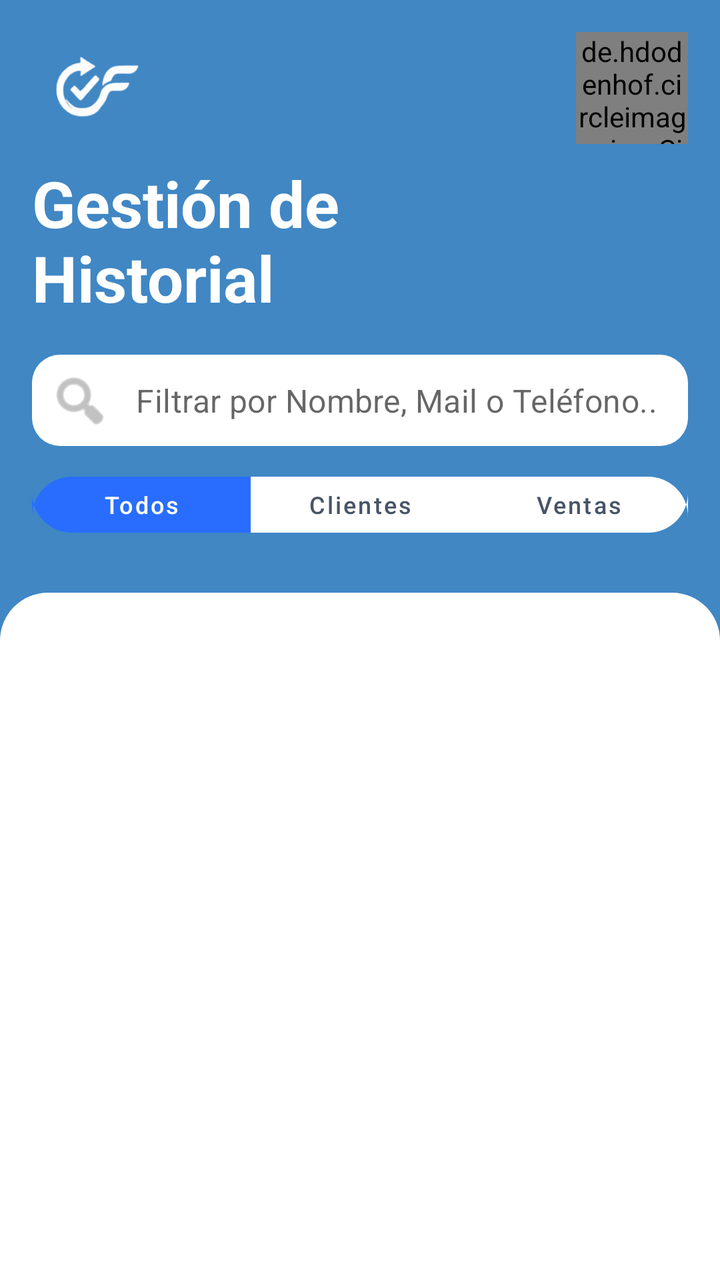
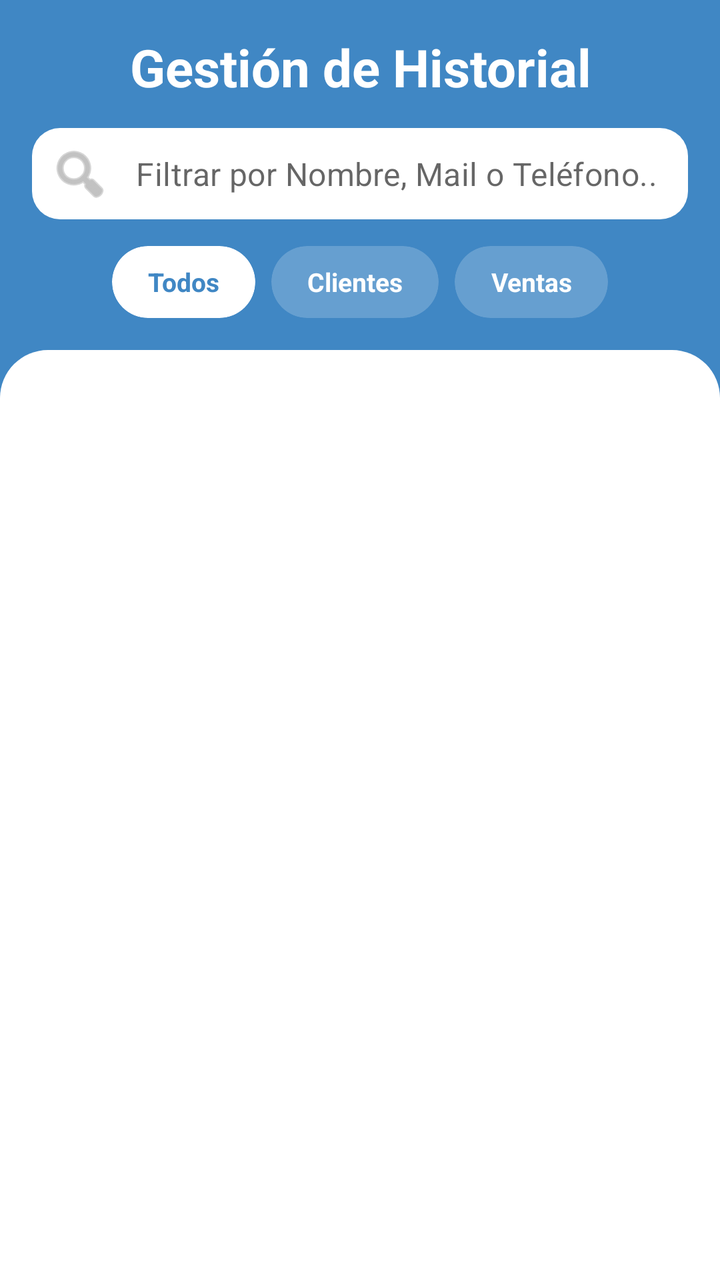

Before-and-after screenshots of an Android layout around one commit, followed by the original layout XML and the change that was made.
<!-- AndroidManifest.xml: application theme Theme.FollowUp -->
<!-- res/layout/fragment_historial.xml -->
<?xml version="1.0" encoding="utf-8"?>
<androidx.constraintlayout.widget.ConstraintLayout xmlns:android="http://schemas.android.com/apk/res/android"
    xmlns:app="http://schemas.android.com/apk/res-auto"
    xmlns:tools="http://schemas.android.com/tools"
    android:layout_width="match_parent"
    android:layout_height="match_parent"
    android:background="@color/primary_blue"
    tools:context=".fragments.HistorialFragment">

    <androidx.constraintlayout.widget.ConstraintLayout
        android:id="@+id/header_container"
        android:layout_width="match_parent"
        android:layout_height="wrap_content"
        app:layout_constraintTop_toTopOf="parent">

        <ImageView
            android:id="@+id/iconCheck"
            android:layout_width="56dp"
            android:layout_height="56dp"
            android:layout_margin="16dp"
            android:src="@mipmap/logo"
            app:layout_constraintStart_toStartOf="parent"
            app:layout_constraintTop_toTopOf="parent"
            app:tint="#FDFDFD" />

        <de.hdodenhof.circleimageview.CircleImageView
            android:id="@+id/iv_profile_picture"
            android:layout_width="56dp"
            android:layout_height="56dp"
            android:layout_marginTop="16dp"
            android:layout_marginEnd="16dp"
            android:src="@android:color/darker_gray"
            app:civ_border_color="@color/white"
            app:civ_border_width="2dp"
            app:layout_constraintEnd_toEndOf="parent"
            app:layout_constraintTop_toTopOf="parent" />

        <TextView
            android:id="@+id/title"
            android:layout_width="wrap_content"
            android:layout_height="wrap_content"
            android:layout_marginStart="16dp"
            android:layout_marginTop="8dp"
            android:text="@string/gestion_historial_titulo"
            android:textColor="@color/white"
            android:textSize="32sp"
            android:textStyle="bold"
            app:layout_constraintStart_toStartOf="parent"
            app:layout_constraintTop_toBottomOf="@id/iconCheck" />

        <com.google.android.material.textfield.TextInputLayout
            android:id="@+id/til_search"
            style="@style/Widget.MaterialComponents.TextInputLayout.FilledBox.Dense"
            android:layout_width="0dp"
            android:layout_height="wrap_content"
            android:layout_margin="16dp"
            app:boxBackgroundColor="@color/white"
            app:boxCornerRadiusBottomEnd="14dp"
            app:boxCornerRadiusBottomStart="14dp"
            app:boxCornerRadiusTopEnd="14dp"
            app:boxCornerRadiusTopStart="14dp"
            app:boxStrokeWidth="0dp"
            app:boxStrokeWidthFocused="0dp"
            app:hintEnabled="false"
            app:layout_constraintEnd_toEndOf="parent"
            app:layout_constraintStart_toStartOf="parent"
            app:layout_constraintTop_toBottomOf="@id/title"
            app:startIconDrawable="@android:drawable/ic_menu_search"
            app:startIconTint="@color/hint_color">

            <com.google.android.material.textfield.TextInputEditText
                android:id="@+id/search"
                android:layout_width="match_parent"
                android:layout_height="wrap_content"
                android:hint="@string/buscar_historial"
                android:inputType="text"
                android:paddingVertical="12dp"
                android:textColor="@color/text_primary" />
        </com.google.android.material.textfield.TextInputLayout>

        <com.google.android.material.button.MaterialButtonToggleGroup
            android:id="@+id/filter_group"
            android:layout_width="0dp"
            android:layout_height="wrap_content"
            android:layout_marginStart="16dp"
            android:layout_marginTop="8dp"
            android:layout_marginEnd="16dp"
            android:layout_marginBottom="24dp"
            app:layout_constraintBottom_toBottomOf="parent"
            app:layout_constraintEnd_toEndOf="parent"
            app:layout_constraintStart_toStartOf="parent"
            app:layout_constraintTop_toBottomOf="@id/til_search"
            app:selectionRequired="true"
            app:singleSelection="true">

            <com.google.android.material.button.MaterialButton
                android:id="@+id/btn_filter_todos"
                style="@style/Widget.MaterialComponents.Button.OutlinedButton"
                android:layout_width="0dp"
                android:layout_height="40dp"
                android:layout_weight="1"
                android:text="Todos"
                android:textAllCaps="false"
                android:textColor="@color/white"
                android:textSize="12sp"
                app:backgroundTint="#286DFF"
                app:cornerRadius="20dp"
                app:strokeWidth="0dp" />

            <com.google.android.material.button.MaterialButton
                android:id="@+id/btn_filter_clientes"
                style="@style/Widget.MaterialComponents.Button.OutlinedButton"
                android:layout_width="0dp"
                android:layout_height="40dp"
                android:layout_weight="1"
                android:text="Clientes"
                android:textAllCaps="false"
                android:textColor="#475467"
                android:textSize="12sp"
                app:backgroundTint="#FFF"
                app:cornerRadius="20dp"
                app:strokeWidth="0dp" />

            <com.google.android.material.button.MaterialButton
                android:id="@+id/btn_filter_ventas"
                style="@style/Widget.MaterialComponents.Button.OutlinedButton"
                android:layout_width="0dp"
                android:layout_height="40dp"
                android:layout_weight="1"
                android:text="Ventas"
                android:textAllCaps="false"
                android:textColor="#475467"
                android:textSize="12sp"
                app:backgroundTint="#FFF"
                app:cornerRadius="20dp"
                app:strokeWidth="0dp" />
        </com.google.android.material.button.MaterialButtonToggleGroup>

    </androidx.constraintlayout.widget.ConstraintLayout>

    <androidx.constraintlayout.widget.ConstraintLayout
        android:id="@+id/content_container"
        android:layout_width="match_parent"
        android:layout_height="0dp"
        android:background="@drawable/background_content_top_rounded"
        app:layout_constraintBottom_toBottomOf="parent"
        app:layout_constraintTop_toBottomOf="@id/header_container">

        <androidx.recyclerview.widget.RecyclerView
            android:id="@+id/historial"
            android:layout_width="match_parent"
            android:layout_height="match_parent"
            android:clipToPadding="false"
            android:paddingTop="12dp"
            android:paddingBottom="16dp"
            tools:listitem="@layout/item_historial" />

    </androidx.constraintlayout.widget.ConstraintLayout>

</androidx.constraintlayout.widget.ConstraintLayout>
<!-- res/layout/item_historial.xml (included above) -->
<?xml version="1.0" encoding="utf-8"?>
<com.google.android.material.card.MaterialCardView xmlns:android="http://schemas.android.com/apk/res/android"
    xmlns:app="http://schemas.android.com/apk/res-auto"
    android:layout_width="match_parent"
    android:layout_height="wrap_content"
    android:layout_marginHorizontal="16dp"
    android:layout_marginVertical="8dp"
    app:cardCornerRadius="16dp"
    app:cardElevation="2dp"
    app:strokeColor="#E0E0E0"
    app:strokeWidth="1dp">

    <androidx.constraintlayout.widget.ConstraintLayout
        android:layout_width="match_parent"
        android:layout_height="wrap_content"
        android:padding="16dp">

        <ImageView
            android:id="@+id/iv_tipo_icono"
            android:layout_width="44dp"
            android:layout_height="44dp"
            android:background="@drawable/bg_circle_light"
            android:padding="10dp"
            android:src="@android:drawable/ic_menu_myplaces"
            app:layout_constraintBottom_toBottomOf="parent"
            app:layout_constraintStart_toStartOf="parent"
            app:layout_constraintTop_toTopOf="parent"
            app:tint="#4A90E2" />

        <LinearLayout
            android:id="@+id/container_textos"
            android:layout_width="0dp"
            android:layout_height="wrap_content"
            android:layout_marginStart="16dp"
            android:layout_marginEnd="8dp"
            android:orientation="vertical"
            app:layout_constraintBottom_toBottomOf="parent"
            app:layout_constraintEnd_toStartOf="@+id/btn_restaurar_item"
            app:layout_constraintStart_toEndOf="@id/iv_tipo_icono"
            app:layout_constraintTop_toTopOf="parent">

            <TextView
                android:id="@+id/tv_nombre_item"
                android:layout_width="wrap_content"
                android:layout_height="wrap_content"
                android:ellipsize="end"
                android:maxLines="1"
                android:text="Nombre del Elemento"
                android:textColor="@color/text_primary"
                android:textSize="17sp"
                android:textStyle="bold" />

            <TextView
                android:id="@+id/tv_detalle_secundario"
                android:layout_width="wrap_content"
                android:layout_height="wrap_content"
                android:ellipsize="end"
                android:maxLines="1"
                android:text="Monto: $0.00 | Tel: 12345"
                android:textColor="#667085"
                android:textSize="14sp" />
        </LinearLayout>

        <com.google.android.material.button.MaterialButton
            android:id="@+id/btn_restaurar_item"
            style="@style/Widget.MaterialComponents.Button.TextButton"
            android:layout_width="wrap_content"
            android:layout_height="wrap_content"
            android:minWidth="0dp"
            android:minHeight="0dp"
            android:padding="8dp"
            android:text="Restaurar"
            android:textAllCaps="false"
            android:textColor="@color/primary_blue"
            app:icon="@android:drawable/ic_menu_revert"
            app:iconPadding="4dp"
            app:iconSize="18dp"
            app:iconTint="#4A90E2"
            app:layout_constraintBottom_toBottomOf="parent"
            app:layout_constraintEnd_toEndOf="parent"
            app:layout_constraintTop_toTopOf="parent" />

    </androidx.constraintlayout.widget.ConstraintLayout>
</com.google.android.material.card.MaterialCardView>
<!-- resources referenced by this layout -->
<resources>
  <color name="hint_color">#999999</color>
  <color name="primary_blue">#4087C4</color>
  <color name="text_primary">#1E2939</color>
  <color name="white">#FFFFFFFF</color>
  <!-- drawable background_content_top_rounded (drawable) -->
  <?xml version="1.0" encoding="utf-8"?>
  <shape xmlns:android="http://schemas.android.com/apk/res/android"
      android:shape="rectangle">
      <solid android:color="@color/white" />
      <corners
          android:topLeftRadius="24dp"
          android:topRightRadius="24dp" />
  </shape>
  <!-- drawable bg_circle_light (drawable) -->
  <?xml version="1.0" encoding="utf-8"?>
  <shape xmlns:android="http://schemas.android.com/apk/res/android"
      android:shape="oval">
  
      <solid android:color="#F2F4F7" />
  
      <size
          android:width="44dp"
          android:height="44dp" />
  
  </shape>
  <!-- mipmap logo: png bitmap (mipmap-hdpi, 4698 bytes) -->
  <string name="buscar_historial">Filtrar por Nombre, Mail o Teléfono...</string>
  <string name="gestion_historial_titulo">Gestión de\nHistorial</string>
  <style name="Theme.FollowUp" parent="Theme.MaterialComponents.DayNight.NoActionBar">
          <item name="colorPrimary">@color/primary_blue</item>
          <item name="colorPrimaryVariant">@color/primary_blue</item>
          <item name="colorOnPrimary">@color/white</item>
          <item name="android:windowBackground">@color/white</item>
      </style>
</resources>

<!-- the commit's change to res/layout/fragment_historial.xml (unified diff, before → after) -->
@@ -1,5 +1,6 @@
 <?xml version="1.0" encoding="utf-8"?>
-<androidx.constraintlayout.widget.ConstraintLayout xmlns:android="http://schemas.android.com/apk/res/android"
+<androidx.constraintlayout.widget.ConstraintLayout
+    xmlns:android="http://schemas.android.com/apk/res/android"
     xmlns:app="http://schemas.android.com/apk/res-auto"
     xmlns:tools="http://schemas.android.com/tools"
     android:layout_width="match_parent"
@@ -7,53 +8,37 @@
     android:background="@color/primary_blue"
     tools:context=".fragments.HistorialFragment">
 
+    
     <androidx.constraintlayout.widget.ConstraintLayout
         android:id="@+id/header_container"
         android:layout_width="match_parent"
         android:layout_height="wrap_content"
         app:layout_constraintTop_toTopOf="parent">
 
-        <ImageView
-            android:id="@+id/iconCheck"
-            android:layout_width="56dp"
-            android:layout_height="56dp"
-            android:layout_margin="16dp"
-            android:src="@mipmap/logo"
-            app:layout_constraintStart_toStartOf="parent"
-            app:layout_constraintTop_toTopOf="parent"
-            app:tint="#FDFDFD" />
-
-        <de.hdodenhof.circleimageview.CircleImageView
-            android:id="@+id/iv_profile_picture"
-            android:layout_width="56dp"
-            android:layout_height="56dp"
-            android:layout_marginTop="16dp"
-            android:layout_marginEnd="16dp"
-            android:src="@android:color/darker_gray"
-            app:civ_border_color="@color/white"
-            app:civ_border_width="2dp"
-            app:layout_constraintEnd_toEndOf="parent"
-            app:layout_constraintTop_toTopOf="parent" />
-
+        
         <TextView
             android:id="@+id/title"
-            android:layout_width="wrap_content"
-            android:layout_height="wrap_content"
-            android:layout_marginStart="16dp"
-            android:layout_marginTop="8dp"
+            android:layout_width="0dp"
+            android:layout_height="wrap_content"
+            android:layout_marginTop="16dp"
+            android:gravity="center"
             android:text="@string/gestion_historial_titulo"
             android:textColor="@color/white"
-            android:textSize="32sp"
+            android:textSize="26sp"
             android:textStyle="bold"
+            app:layout_constraintEnd_toEndOf="parent"
             app:layout_constraintStart_toStartOf="parent"
-            app:layout_constraintTop_toBottomOf="@id/iconCheck" />
-
+            app:layout_constraintTop_toTopOf="parent" />
+
+        
         <com.google.android.material.textfield.TextInputLayout
             android:id="@+id/til_search"
             style="@style/Widget.MaterialComponents.TextInputLayout.FilledBox.Dense"
-            android:layout_width="0dp"
-            android:layout_height="wrap_content"
-            android:layout_margin="16dp"
+            android:layout_width="match_parent"
+            android:layout_height="wrap_content"
+            android:layout_marginStart="16dp"
+            android:layout_marginTop="12dp"
+            android:layout_marginEnd="16dp"
             app:boxBackgroundColor="@color/white"
             app:boxCornerRadiusBottomEnd="14dp"
             app:boxCornerRadiusBottomStart="14dp"
@@ -62,7 +47,6 @@
             app:boxStrokeWidth="0dp"
             app:boxStrokeWidthFocused="0dp"
             app:hintEnabled="false"
-            app:layout_constraintEnd_toEndOf="parent"
             app:layout_constraintStart_toStartOf="parent"
             app:layout_constraintTop_toBottomOf="@id/title"
             app:startIconDrawable="@android:drawable/ic_menu_search"
@@ -78,66 +62,103 @@
                 android:textColor="@color/text_primary" />
         </com.google.android.material.textfield.TextInputLayout>
 
-        <com.google.android.material.button.MaterialButtonToggleGroup
-            android:id="@+id/filter_group"
-            android:layout_width="0dp"
-            android:layout_height="wrap_content"
-            android:layout_marginStart="16dp"
-            android:layout_marginTop="8dp"
-            android:layout_marginEnd="16dp"
-            android:layout_marginBottom="24dp"
-            app:layout_constraintBottom_toBottomOf="parent"
+        
+
+        
+        <LinearLayout
+            android:id="@+id/pills_container"
+            android:layout_width="wrap_content"
+            android:layout_height="wrap_content"
+            android:orientation="horizontal"
+            android:layout_marginTop="12dp"
+            android:layout_marginBottom="16dp"
+            android:gravity="center_vertical"
+            app:layout_constraintTop_toBottomOf="@id/til_search"
+            app:layout_constraintStart_toStartOf="parent"
             app:layout_constraintEnd_toEndOf="parent"
-            app:layout_constraintStart_toStartOf="parent"
-            app:layout_constraintTop_toBottomOf="@id/til_search"
-            app:selectionRequired="true"
-            app:singleSelection="true">
-
-            <com.google.android.material.button.MaterialButton
+            app:layout_constraintBottom_toBottomOf="parent">
+
+            
+            <com.google.android.material.card.MaterialCardView
                 android:id="@+id/btn_filter_todos"
-                style="@style/Widget.MaterialComponents.Button.OutlinedButton"
-                android:layout_width="0dp"
-                android:layout_height="40dp"
-                android:layout_weight="1"
-                android:text="Todos"
-                android:textAllCaps="false"
-                android:textColor="@color/white"
-                android:textSize="12sp"
-                app:backgroundTint="#286DFF"
-                app:cornerRadius="20dp"
-                app:strokeWidth="0dp" />
-
-            <com.google.android.material.button.MaterialButton
+                android:layout_width="wrap_content"
+                android:layout_height="36dp"
+                android:clickable="true"
+                android:focusable="true"
+                app:cardCornerRadius="18dp"
+                app:cardBackgroundColor="@color/white"
+                app:cardElevation="0dp"
+                app:strokeWidth="0dp">
+
+                <TextView
+                    android:id="@+id/tv_filter_todos"
+                    android:layout_width="wrap_content"
+                    android:layout_height="match_parent"
+                    android:gravity="center"
+                    android:paddingHorizontal="18dp"
+                    android:text="Todos"
+                    android:textSize="13sp"
+                    android:textStyle="bold"
+                    android:textColor="@color/primary_blue" />
+            </com.google.android.material.card.MaterialCardView>
+
+            <View android:layout_width="8dp" android:layout_height="1dp" />
+
+            
+            <com.google.android.material.card.MaterialCardView
                 android:id="@+id/btn_filter_clientes"
-                style="@style/Widget.MaterialComponents.Button.OutlinedButton"
-                android:layout_width="0dp"
-                android:layout_height="40dp"
-                android:layout_weight="1"
-                android:text="Clientes"
-                android:textAllCaps="false"
-                android:textColor="#475467"
-                android:textSize="12sp"
-                app:backgroundTint="#FFF"
-                app:cornerRadius="20dp"
-                app:strokeWidth="0dp" />
-
-            <com.google.android.material.button.MaterialButton
+                android:layout_width="wrap_content"
+                android:layout_height="36dp"
+                android:clickable="true"
+                android:focusable="true"
+                app:cardCornerRadius="18dp"
+                app:cardBackgroundColor="#33FFFFFF"
+                app:cardElevation="0dp"
+                app:strokeWidth="0dp">
+
+                <TextView
+                    android:id="@+id/tv_filter_clientes"
+                    android:layout_width="wrap_content"
+                    android:layout_height="match_parent"
+                    android:gravity="center"
+                    android:paddingHorizontal="18dp"
+                    android:text="Clientes"
+                    android:textSize="13sp"
+                    android:textStyle="bold"
+                    android:textColor="@color/white" />
+            </com.google.android.material.card.MaterialCardView>
+
+            <View android:layout_width="8dp" android:layout_height="1dp" />
+
+            
+            <com.google.android.material.card.MaterialCardView
                 android:id="@+id/btn_filter_ventas"
-                style="@style/Widget.MaterialComponents.Button.OutlinedButton"
-                android:layout_width="0dp"
-                android:layout_height="40dp"
-                android:layout_weight="1"
-                android:text="Ventas"
-                android:textAllCaps="false"
-                android:textColor="#475467"
-                android:textSize="12sp"
-                app:backgroundTint="#FFF"
-                app:cornerRadius="20dp"
-                app:strokeWidth="0dp" />
-        </com.google.android.material.button.MaterialButtonToggleGroup>
+                android:layout_width="wrap_content"
+                android:layout_height="36dp"
+                android:clickable="true"
+                android:focusable="true"
+                app:cardCornerRadius="18dp"
+                app:cardBackgroundColor="#33FFFFFF"
+                app:cardElevation="0dp"
+                app:strokeWidth="0dp">
+
+                <TextView
+                    android:id="@+id/tv_filter_ventas"
+                    android:layout_width="wrap_content"
+                    android:layout_height="match_parent"
+                    android:gravity="center"
+                    android:paddingHorizontal="18dp"
+                    android:text="Ventas"
+                    android:textSize="13sp"
+                    android:textStyle="bold"
+                    android:textColor="@color/white" />
+            </com.google.android.material.card.MaterialCardView>
+
+        </LinearLayout>
 
     </androidx.constraintlayout.widget.ConstraintLayout>
 
+    
     <androidx.constraintlayout.widget.ConstraintLayout
         android:id="@+id/content_container"
         android:layout_width="match_parent"
@@ -165,81 +186,144 @@
     android:layout_width="match_parent"
     android:layout_height="wrap_content"
     android:layout_marginHorizontal="16dp"
-    android:layout_marginVertical="8dp"
-    app:cardCornerRadius="16dp"
-    app:cardElevation="2dp"
-    app:strokeColor="#E0E0E0"
-    app:strokeWidth="1dp">
+    android:layout_marginVertical="6dp"
+    app:cardCornerRadius="20dp"
+    app:cardElevation="3dp"
+    app:strokeColor="#D0D5DD"
+    app:strokeWidth="1.5dp"
+    app:cardBackgroundColor="@android:color/white">
 
     <androidx.constraintlayout.widget.ConstraintLayout
         android:layout_width="match_parent"
         android:layout_height="wrap_content"
-        android:padding="16dp">
-
-        <ImageView
-            android:id="@+id/iv_tipo_icono"
-            android:layout_width="44dp"
-            android:layout_height="44dp"
-            android:background="@drawable/bg_circle_light"
-            android:padding="10dp"
-            android:src="@android:drawable/ic_menu_myplaces"
-            app:layout_constraintBottom_toBottomOf="parent"
+        android:padding="14dp">
+
+        
+        <com.google.android.material.card.MaterialCardView
+            android:id="@+id/iv_tipo_icono_container"
+            android:layout_width="46dp"
+            android:layout_height="46dp"
+            app:cardCornerRadius="23dp"
+            app:cardBackgroundColor="#EBF1FF"
+            app:cardElevation="0dp"
             app:layout_constraintStart_toStartOf="parent"
             app:layout_constraintTop_toTopOf="parent"
-            app:tint="#4A90E2" />
-
+            app:layout_constraintBottom_toBottomOf="parent">
+
+            <ImageView
+                android:id="@+id/iv_tipo_icono"
+                android:layout_width="22dp"
+                android:layout_height="22dp"
+                android:layout_gravity="center"
+                android:src="@drawable/ic_ventas"
+                app:tint="#286DFF" />
+        </com.google.android.material.card.MaterialCardView>
+
+        
         <LinearLayout
             android:id="@+id/container_textos"
             android:layout_width="0dp"
             android:layout_height="wrap_content"
-            android:layout_marginStart="16dp"
+            android:layout_marginStart="12dp"
             android:layout_marginEnd="8dp"
             android:orientation="vertical"
-            app:layout_constraintBottom_toBottomOf="parent"
-            app:layout_constraintEnd_toStartOf="@+id/btn_restaurar_item"
-            app:layout_constraintStart_toEndOf="@id/iv_tipo_icono"
-            app:layout_constraintTop_toTopOf="parent">
-
+            app:layout_constraintStart_toEndOf="@id/iv_tipo_icono_container"
+            app:layout_constraintEnd_toStartOf="@id/container_acciones"
+            app:layout_constraintTop_toTopOf="parent"
+            app:layout_constraintBottom_toBottomOf="parent">
+
+            
             <TextView
                 android:id="@+id/tv_nombre_item"
                 android:layout_width="wrap_content"
                 android:layout_height="wrap_content"
-                android:ellipsize="end"
+                android:text="Nombre del elemento"
+                android:textColor="@color/text_primary"
+                android:textSize="15sp"
+                android:textStyle="bold"
                 android:maxLines="1"
-                android:text="Nombre del Elemento"
-                android:textColor="@color/text_primary"
-                android:textSize="17sp"
-                android:textStyle="bold" />
-
+                android:ellipsize="end" />
+
+            
             <TextView
                 android:id="@+id/tv_detalle_secundario"
                 android:layout_width="wrap_content"
                 android:layout_height="wrap_content"
-                android:ellipsize="end"
+                android:layout_marginTop="2dp"
+                android:text="Detalle"
+                android:textColor="@color/hint_color"
+                android:textSize="12sp"
                 android:maxLines="1"
-                android:text="Monto: $0.00 | Tel: 12345"
-                android:textColor="#667085"
-                android:textSize="14sp" />
+                android:ellipsize="end" />
+
+            
+            <TextView
+                android:id="@+id/tv_badge_tipo"
+                android:layout_width="wrap_content"
+                android:layout_height="wrap_content"
+                android:layout_marginTop="6dp"
+                android:paddingHorizontal="10dp"
+                android:paddingVertical="3dp"
+                android:text="Cliente"
+                android:textSize="10sp"
+                android:textStyle="bold"
+                android:textColor="@android:color/white"
+                android:background="@drawable/bg_estado_rounded" />
+
         </LinearLayout>
 
-        <com.google.android.material.button.MaterialButton
-            android:id="@+id/btn_restaurar_item"
-            style="@style/Widget.MaterialComponents.Button.TextButton"
+        
+        <LinearLayout
+            android:id="@+id/container_acciones"
             android:layout_width="wrap_content"
             android:layout_height="wrap_content"
-            android:minWidth="0dp"
-            android:minHeight="0dp"
-            android:padding="8dp"
-            android:text="Restaurar"
-            android:textAllCaps="false"
-            android:textColor="@color/primary_blue"
-            app:icon="@android:drawable/ic_menu_revert"
-            app:iconPadding="4dp"
-            app:iconSize="18dp"
-            app:iconTint="#4A90E2"
-            app:layout_constraintBottom_toBottomOf="parent"
+            android:orientation="vertical"
+            android:gravity="center"
+            android:spacing="4dp"
             app:layout_constraintEnd_toEndOf="parent"
-            app:layout_constraintTop_toTopOf="parent" />
+            app:layout_constraintTop_toTopOf="parent"
+            app:layout_constraintBottom_toBottomOf="parent">
+
+            
+            <com.google.android.material.card.MaterialCardView
+                android:id="@+id/btn_restaurar_item"
+                android:layout_width="36dp"
+                android:layout_height="36dp"
+                android:layout_marginBottom="6dp"
+                android:clickable="true"
+                android:focusable="true"
+                app:cardCornerRadius="18dp"
+                app:cardBackgroundColor="#EBF1FF"
+                app:cardElevation="0dp">
+
+                <ImageView
+                    android:layout_width="18dp"
+                    android:layout_height="18dp"
+                    android:layout_gravity="center"
+                    android:src="@android:drawable/ic_menu_revert"
+                    app:tint="#286DFF" />
+            </com.google.android.material.card.MaterialCardView>
+
+            
+            <com.google.android.material.card.MaterialCardView
+                android:id="@+id/btn_eliminar_permanente"
+                android:layout_width="36dp"
+                android:layout_height="36dp"
+                android:clickable="true"
+                android:focusable="true"
+                app:cardCornerRadius="18dp"
+                app:cardBackgroundColor="#FFF1F0"
+                app:cardElevation="0dp">
+
+                <ImageView
+                    android:layout_width="18dp"
+                    android:layout_height="18dp"
+                    android:layout_gravity="center"
+                    android:src="@drawable/ic_delete"
+                    app:tint="#F04438" />
+            </com.google.android.material.card.MaterialCardView>
+
+        </LinearLayout>
 
     </androidx.constraintlayout.widget.ConstraintLayout>
 </com.google.android.material.card.MaterialCardView>
<!-- resource entries referenced after the edit -->
@@ -13,21 +13,27 @@
           android:topLeftRadius="24dp"
           android:topRightRadius="24dp" />
   </shape>
-  <!-- drawable bg_circle_light (drawable) -->
+  <!-- drawable bg_estado_rounded (drawable) -->
   <?xml version="1.0" encoding="utf-8"?>
   <shape xmlns:android="http://schemas.android.com/apk/res/android"
-      android:shape="oval">
-  
-      <solid android:color="#F2F4F7" />
-  
-      <size
-          android:width="44dp"
-          android:height="44dp" />
-  
+      android:shape="rectangle">
+      <corners android:radius="20dp" />
+      <solid android:color="#286DFF" />
   </shape>
-  <!-- mipmap logo: png bitmap (mipmap-hdpi, 4698 bytes) -->
+  <!-- drawable ic_delete (drawable) -->
+  <vector xmlns:android="http://schemas.android.com/apk/res/android" android:height="24dp" android:tint="#000000" android:viewportHeight="24" android:viewportWidth="24" android:width="24dp">
+        
+      <path android:fillColor="@android:color/white" android:pathData="M6,19c0,1.1 0.9,2 2,2h8c1.1,0 2,-0.9 2,-2V7H6v12zM19,4h-3.5l-1,-1h-5l-1,1H5v2h14V4z"/>
+      
+  </vector>
+  <!-- drawable ic_ventas (drawable) -->
+  <vector xmlns:android="http://schemas.android.com/apk/res/android" android:height="24dp" android:tint="#000000" android:viewportHeight="960" android:viewportWidth="960" android:width="24dp">
+        
+      <path android:fillColor="@android:color/white" android:pathData="M223.5,856.5Q200,833 200,800Q200,767 223.5,743.5Q247,720 280,720Q313,720 336.5,743.5Q360,767 360,800Q360,833 336.5,856.5Q313,880 280,880Q247,880 223.5,856.5ZM623.5,856.5Q600,833 600,800Q600,767 623.5,743.5Q647,720 680,720Q713,720 736.5,743.5Q760,767 760,800Q760,833 736.5,856.5Q713,880 680,880Q647,880 623.5,856.5ZM246,240L342,440L622,440Q622,440 622,440Q622,440 622,440L732,240Q732,240 732,240Q732,240 732,240L246,240ZM208,160L798,160Q821,160 833,180.5Q845,201 834,222L692,478Q681,498 662.5,509Q644,520 622,520L324,520L280,600Q280,600 280,600Q280,600 280,600L760,600L760,680L280,680Q235,680 212,640.5Q189,601 210,562L264,464L120,160L40,160L40,80L170,80L208,160ZM342,440L342,440L622,440Q622,440 622,440Q622,440 622,440L622,440L342,440Z"/>
+      
+  </vector>
   <string name="buscar_historial">Filtrar por Nombre, Mail o Teléfono...</string>
-  <string name="gestion_historial_titulo">Gestión de\nHistorial</string>
+  <string name="gestion_historial_titulo">Gestión de Historial</string>
   <style name="Theme.FollowUp" parent="Theme.MaterialComponents.DayNight.NoActionBar">
           <item name="colorPrimary">@color/primary_blue</item>
           <item name="colorPrimaryVariant">@color/primary_blue</item>
